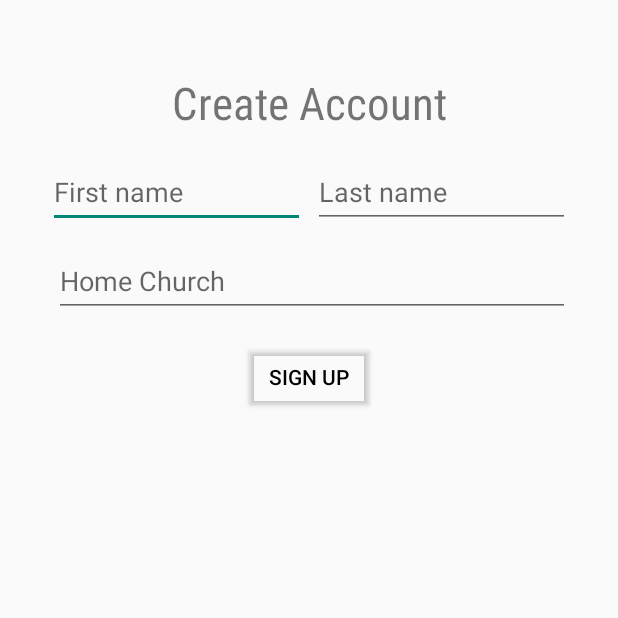
After one commit to jhonyboy47/Civitas-Dei, an Android app: the LoginActivity screen opened directly, with no data from a screen before it, on a phone screen of 412 x 824 dp, the top half of it. The commit adds this screen. Run offline under Robolectric (Android 15) with nearby library versions, the phone set to English and light mode, and no system bars.

Commit message:
Added splash screen and login page

```diff
--- a/app/build.gradle
+++ b/app/build.gradle
@@ -38,9 +38,6 @@ android {
     kotlinOptions {
         jvmTarget = '1.8'
     }
-    buildFeatures {
-        viewBinding true
-    }
 }
 
 dependencies {
--- a/app/src/main/AndroidManifest.xml
+++ b/app/src/main/AndroidManifest.xml
@@ -18,6 +18,11 @@
                 <category android:name="android.intent.category.LAUNCHER" />
             </intent-filter>
         </activity>
+        <activity android:name=".LoginActivity"
+            android:theme="@style/Theme.AppCompat.Light.NoActionBar"
+            >
+
+        </activity>
         <activity
             android:name=".MainActivity"
             android:label="@string/app_name">
--- /dev/null
+++ b/app/src/main/java/com/csci448/malagon/civitasdei/LoginActivity.kt
@@ -0,0 +1,36 @@
+package com.csci448.malagon.civitasdei
+
+import android.content.Intent
+import android.os.Bundle
+import android.util.Log
+import android.widget.Button
+import android.widget.EditText
+import android.widget.ImageView
+import android.widget.Toast
+import androidx.appcompat.app.AppCompatActivity
+import com.csci448.malagon.civitasdei.databinding.ActivityMainBinding
+import kotlinx.android.synthetic.main.fragment_login.*
+
+class LoginActivity: AppCompatActivity() {
+
+    override fun onCreate(savedInstanceState: Bundle?) {
+        super.onCreate(savedInstanceState)
+        setContentView(R.layout.fragment_login)
+
+        val firstNameText: EditText = findViewById(R.id.editTextFirstName)
+        val lastNameText: EditText = findViewById(R.id.editTextLastName)
+        val churchText: EditText = findViewById(R.id.editTextAttendingChurch)
+        val signUpButton: Button = findViewById(R.id.sign_up_button)
+        signUpButton.setOnClickListener {
+            if(firstNameText.text.isNotEmpty() && churchText.text.isNotEmpty() && lastNameText.text.isNotEmpty()){
+                val main = Intent(this,MainActivity::class.java)
+                startActivity(main)
+                overridePendingTransition(android.R.anim.fade_in, android.R.anim.fade_out)
+                finish()
+            }
+            else
+                Toast.makeText(this, "One or more fields must not be left blank!", Toast.LENGTH_LONG).show()
+        }
+    }
+
+}
--- a/app/src/main/java/com/csci448/malagon/civitasdei/SplashScreenActivity.kt
+++ b/app/src/main/java/com/csci448/malagon/civitasdei/SplashScreenActivity.kt
@@ -15,8 +15,8 @@ class SplashScreenActivity: AppCompatActivity() {
         image.alpha = 0f
 
         image.animate().setDuration(1500).alpha(1f).withEndAction {
-            val main = Intent(this,MainActivity::class.java)
-            startActivity(main)
+            val login = Intent(this,LoginActivity::class.java)
+            startActivity(login)
             overridePendingTransition(android.R.anim.fade_in, android.R.anim.fade_out)
             finish()
         }
--- a/app/src/main/java/com/csci448/malagon/civitasdei/ui/login/LoginFragment.kt
+++ /dev/null
@@ -1,4 +0,0 @@
-package com.csci448.malagon.civitasdei.ui.login
-
-class LoginFragment {
-}
--- /dev/null
+++ b/app/src/main/res/layout/fragment_login.xml
@@ -0,0 +1,79 @@
+<?xml version="1.0" encoding="utf-8"?>
+<androidx.constraintlayout.widget.ConstraintLayout
+    xmlns:android="http://schemas.android.com/apk/res/android"
+    xmlns:app="http://schemas.android.com/apk/res-auto"
+    xmlns:tools="http://schemas.android.com/tools"
+    android:layout_width="match_parent"
+    android:layout_height="match_parent">
+
+    <androidx.constraintlayout.widget.ConstraintLayout
+        android:layout_width="348dp"
+        android:layout_height="629dp"
+        android:layout_marginTop="4dp"
+        app:layout_constraintEnd_toEndOf="parent"
+        app:layout_constraintStart_toStartOf="parent"
+        app:layout_constraintTop_toTopOf="parent">
+
+        <EditText
+            android:id="@+id/editTextFirstName"
+            android:layout_width="171dp"
+            android:layout_height="48dp"
+            android:layout_marginTop="100dp"
+            android:ems="10"
+            android:inputType="textPersonName"
+            android:hint="First name"
+            app:layout_constraintStart_toStartOf="parent"
+            app:layout_constraintTop_toTopOf="parent" />
+
+        <EditText
+            android:id="@+id/editTextAttendingChurch"
+            android:layout_width="344dp"
+            android:layout_height="47dp"
+            android:layout_marginStart="4dp"
+            android:layout_marginTop="12dp"
+            android:ems="10"
+            android:inputType="textPersonName"
+            android:hint="Home Church"
+            app:layout_constraintStart_toStartOf="parent"
+            app:layout_constraintTop_toBottomOf="@+id/editTextFirstName" />
+
+        <EditText
+            android:id="@+id/editTextLastName"
+            android:layout_width="171dp"
+            android:layout_height="48dp"
+            android:layout_marginTop="100dp"
+            android:ems="10"
+            android:inputType="textPersonName"
+            android:hint="Last name"
+            app:layout_constraintEnd_toEndOf="parent"
+            app:layout_constraintTop_toTopOf="parent" />
+
+        <TextView
+            android:id="@+id/createAccountTitleTextView"
+            android:layout_width="200dp"
+            android:layout_height="40dp"
+            android:layout_marginTop="44dp"
+            android:fontFamily="sans-serif-condensed"
+            android:gravity="center"
+            android:text="Create Account"
+            android:textSize="30sp"
+            app:layout_constraintEnd_toEndOf="parent"
+            app:layout_constraintHorizontal_bias="0.501"
+            app:layout_constraintStart_toStartOf="parent"
+            app:layout_constraintTop_toTopOf="parent" />
+
+        <Button
+            android:id="@+id/sign_up_button"
+            android:layout_width="wrap_content"
+            android:layout_height="wrap_content"
+            android:layout_marginTop="16dp"
+            android:backgroundTint="@android:color/transparent"
+            android:text="Sign Up"
+            android:textColor="#000000"
+            app:layout_constraintEnd_toEndOf="parent"
+            app:layout_constraintHorizontal_bias="0.501"
+            app:layout_constraintStart_toStartOf="parent"
+            app:layout_constraintTop_toBottomOf="@+id/editTextAttendingChurch" />
+    </androidx.constraintlayout.widget.ConstraintLayout>
+
+</androidx.constraintlayout.widget.ConstraintLayout>
--- a/app/src/main/res/navigation/mobile_navigation.xml
+++ b/app/src/main/res/navigation/mobile_navigation.xml
@@ -3,7 +3,7 @@
     xmlns:app="http://schemas.android.com/apk/res-auto"
     xmlns:tools="http://schemas.android.com/tools"
     android:id="@+id/mobile_navigation"
-    app:startDestination="@+id/navigation_home">
+    app:startDestination="@id/navigation_home">
 
     <fragment
         android:id="@+id/navigation_home"
@@ -85,4 +85,12 @@
             app:destination="@id/navigation_home"
             app:enterAnim="@anim/fragment_open_exit" />
     </fragment>
+    <fragment
+        android:id="@+id/loginFragment"
+        android:name="com.csci448.malagon.civitasdei.ui.login.LoginFragment"
+        android:label="LoginFragment" >
+        <action
+            android:id="@+id/action_loginFragment_to_navigation_home"
+            app:destination="@id/navigation_home" />
+    </fragment>
 </navigation>
```
